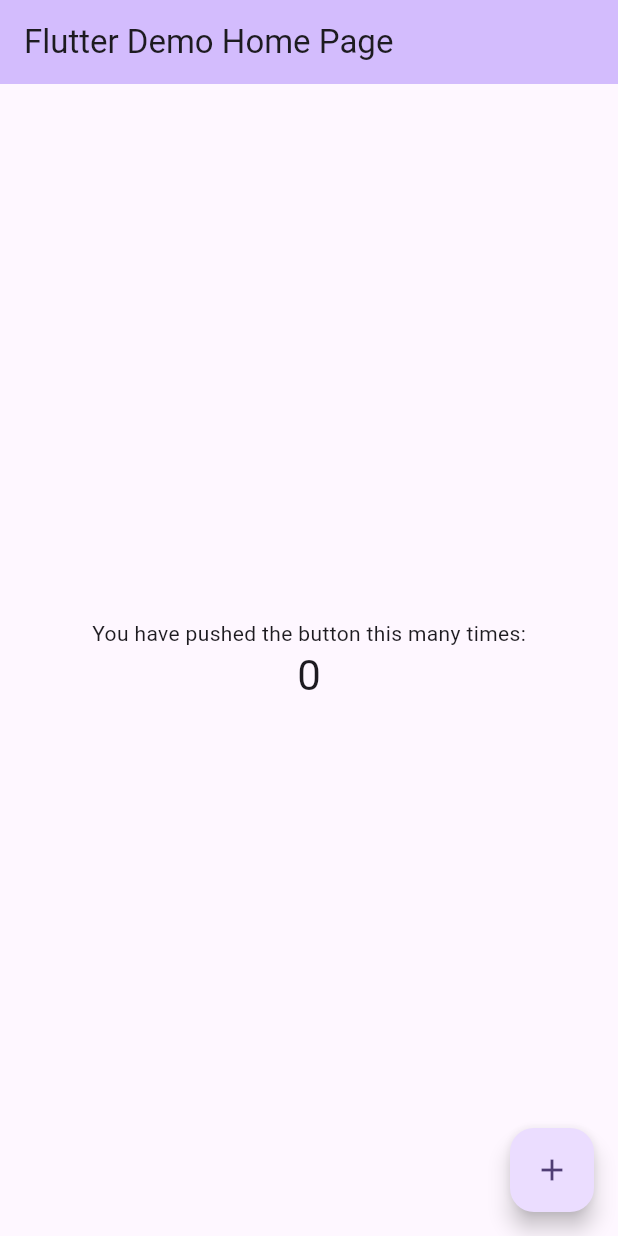
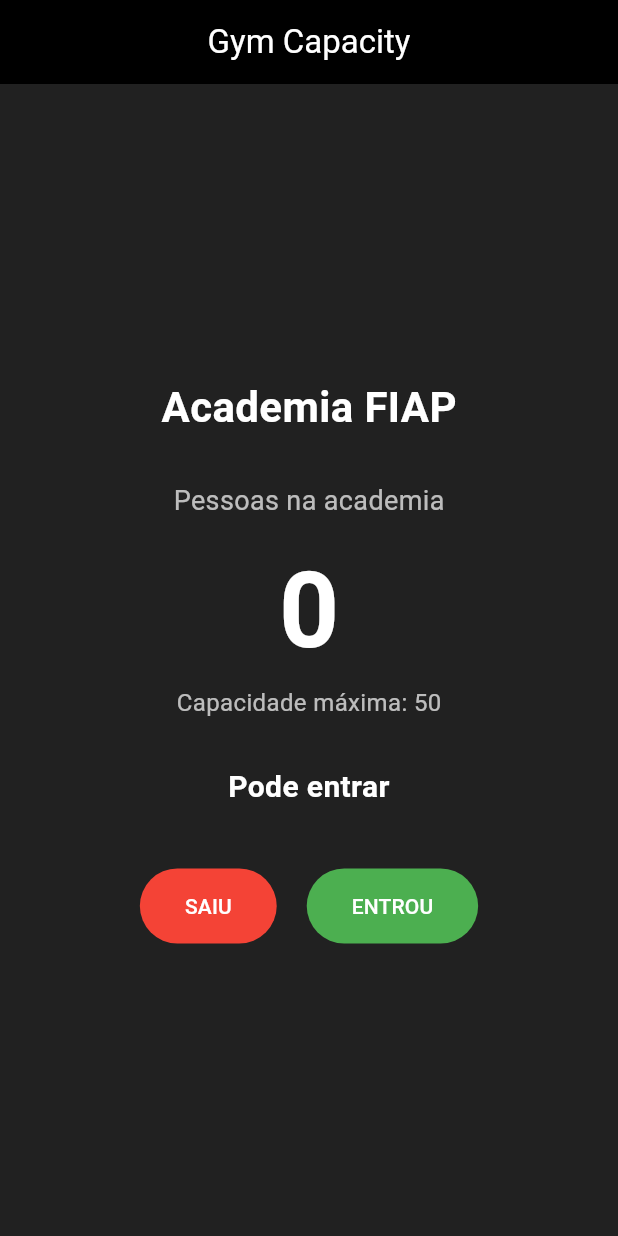
Before and after one commit to luisrodriguesss/CP-Mobile, a Flutter app: the screen it shows after launch, on a phone screen of 412 x 824 dp. Run offline on Flutter 3.47's test engine with Material 3 defaults, Android fonts, the light colour scheme and no system bars.

Commit message:
feat: implementa controle de lotacao da academia

```diff
--- a/controle_lotacao_academia/lib/main.dart
+++ b/controle_lotacao_academia/lib/main.dart
@@ -1,122 +1,149 @@
 import 'package:flutter/material.dart';
+import 'models/ambiente.dart';
 
 void main() {
-  runApp(const MyApp());
+  runApp(const MeuApp());
 }
 
-class MyApp extends StatelessWidget {
-  const MyApp({super.key});
+class MeuApp extends StatelessWidget {
+  const MeuApp({super.key});
 
-  // This widget is the root of your application.
   @override
   Widget build(BuildContext context) {
     return MaterialApp(
-      title: 'Flutter Demo',
-      theme: ThemeData(
-        // This is the theme of your application.
-        //
-        // TRY THIS: Try running your application with "flutter run". You'll see
-        // the application has a purple toolbar. Then, without quitting the app,
-        // try changing the seedColor in the colorScheme below to Colors.green
-        // and then invoke "hot reload" (save your changes or press the "hot
-        // reload" button in a Flutter-supported IDE, or press "r" if you used
-        // the command line to start the app).
-        //
-        // Notice that the counter didn't reset back to zero; the application
-        // state is not lost during the reload. To reset the state, use hot
-        // restart instead.
-        //
-        // This works for code too, not just values: Most code changes can be
-        // tested with just a hot reload.
-        colorScheme: .fromSeed(seedColor: Colors.deepPurple),
-      ),
-      home: const MyHomePage(title: 'Flutter Demo Home Page'),
+      debugShowCheckedModeBanner: false,
+      title: 'Gym Capacity',
+      theme: ThemeData(useMaterial3: true),
+      home: const TelaLotacao(),
     );
   }
 }
 
-class MyHomePage extends StatefulWidget {
-  const MyHomePage({super.key, required this.title});
-
-  // This widget is the home page of your application. It is stateful, meaning
-  // that it has a State object (defined below) that contains fields that affect
-  // how it looks.
-
-  // This class is the configuration for the state. It holds the values (in this
-  // case the title) provided by the parent (in this case the App widget) and
-  // used by the build method of the State. Fields in a Widget subclass are
-  // always marked "final".
-
-  final String title;
+class TelaLotacao extends StatefulWidget {
+  const TelaLotacao({super.key});
 
   @override
-  State<MyHomePage> createState() => _MyHomePageState();
+  State<TelaLotacao> createState() => _TelaLotacaoState();
 }
 
-class _MyHomePageState extends State<MyHomePage> {
-  int _counter = 0;
+class _TelaLotacaoState extends State<TelaLotacao> {
+  final Ambiente academia = Ambiente.academia(
+    nome: 'Academia FIAP',
+    capacidadeMaxima: 50,
+  );
 
-  void _incrementCounter() {
+  void entrar() {
     setState(() {
-      // This call to setState tells the Flutter framework that something has
-      // changed in this State, which causes it to rerun the build method below
-      // so that the display can reflect the updated values. If we changed
-      // _counter without calling setState(), then the build method would not be
-      // called again, and so nothing would appear to happen.
-      _counter++;
+      academia.entrou();
+    });
+  }
+
+  void sair() {
+    setState(() {
+      academia.saiu();
     });
   }
 
   @override
   Widget build(BuildContext context) {
-    // This method is rerun every time setState is called, for instance as done
-    // by the _incrementCounter method above.
-    //
-    // The Flutter framework has been optimized to make rerunning build methods
-    // fast, so that you can just rebuild anything that needs updating rather
-    // than having to individually change instances of widgets.
     return Scaffold(
+      backgroundColor: Colors.grey[900],
+
       appBar: AppBar(
-        // TRY THIS: Try changing the color here to a specific color (to
-        // Colors.amber, perhaps?) and trigger a hot reload to see the AppBar
-        // change color while the other colors stay the same.
-        backgroundColor: Theme.of(context).colorScheme.inversePrimary,
-        // Here we take the value from the MyHomePage object that was created by
-        // the App.build method, and use it to set our appbar title.
-        title: Text(widget.title),
+        backgroundColor: Colors.black,
+        foregroundColor: Colors.white,
+        title: const Text('Gym Capacity'),
+        centerTitle: true,
       ),
-      body: Center(
-        // Center is a layout widget. It takes a single child and positions it
-        // in the middle of the parent.
+
+      body: Container(
+        width: double.infinity,
+        padding: const EdgeInsets.all(24),
+
         child: Column(
-          // Column is also a layout widget. It takes a list of children and
-          // arranges them vertically. By default, it sizes itself to fit its
-          // children horizontally, and tries to be as tall as its parent.
-          //
-          // Column has various properties to control how it sizes itself and
-          // how it positions its children. Here we use mainAxisAlignment to
-          // center the children vertically; the main axis here is the vertical
-          // axis because Columns are vertical (the cross axis would be
-          // horizontal).
-          //
-          // TRY THIS: Invoke "debug painting" (choose the "Toggle Debug Paint"
-          // action in the IDE, or press "p" in the console), to see the
-          // wireframe for each widget.
-          mainAxisAlignment: .center,
+          mainAxisAlignment: MainAxisAlignment.center,
           children: [
-            const Text('You have pushed the button this many times:'),
             Text(
-              '$_counter',
-              style: Theme.of(context).textTheme.headlineMedium,
+              academia.nome,
+              style: const TextStyle(
+                color: Colors.white,
+                fontSize: 28,
+                fontWeight: FontWeight.bold,
+              ),
+            ),
+
+            const SizedBox(height: 30),
+
+            const Text(
+              'Pessoas na academia',
+              style: TextStyle(color: Colors.white70, fontSize: 18),
+            ),
+
+            const SizedBox(height: 10),
+
+            Text(
+              '${academia.quantidadePessoas}',
+              style: const TextStyle(
+                color: Colors.white,
+                fontSize: 70,
+                fontWeight: FontWeight.bold,
+              ),
+            ),
+
+            Text(
+              'Capacidade máxima: ${academia.capacidadeMaxima}',
+              style: const TextStyle(color: Colors.white70, fontSize: 16),
+            ),
+
+            const SizedBox(height: 30),
+
+            Text(
+              academia.situacao,
+              textAlign: TextAlign.center,
+              style: const TextStyle(
+                color: Colors.white,
+                fontSize: 20,
+                fontWeight: FontWeight.bold,
+              ),
+            ),
+
+            const SizedBox(height: 40),
+
+            Row(
+              mainAxisAlignment: MainAxisAlignment.center,
+              children: [
+                TextButton(
+                  onPressed: sair,
+                  style: TextButton.styleFrom(
+                    backgroundColor: Colors.red,
+                    foregroundColor: Colors.white,
+                    padding: const EdgeInsets.symmetric(
+                      horizontal: 30,
+                      vertical: 15,
+                    ),
+                  ),
+                  child: const Text('SAIU'),
+                ),
+
+                const SizedBox(width: 20),
+
+                TextButton(
+                  onPressed: entrar,
+                  style: TextButton.styleFrom(
+                    backgroundColor: Colors.green,
+                    foregroundColor: Colors.white,
+                    padding: const EdgeInsets.symmetric(
+                      horizontal: 30,
+                      vertical: 15,
+                    ),
+                  ),
+                  child: const Text('ENTROU'),
+                ),
+              ],
             ),
           ],
         ),
       ),
-      floatingActionButton: FloatingActionButton(
-        onPressed: _incrementCounter,
-        tooltip: 'Increment',
-        child: const Icon(Icons.add),
-      ),
     );
   }
 }
```
Also changed, not shown: 1 other file.
